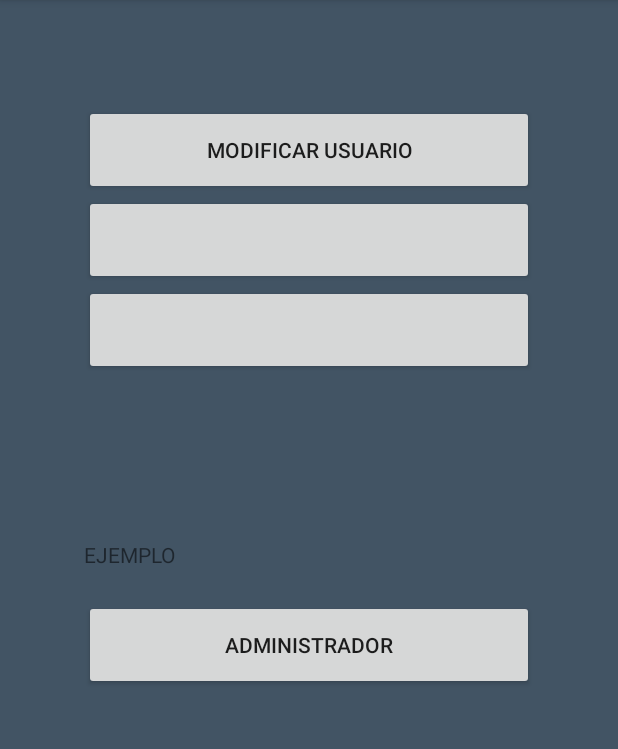
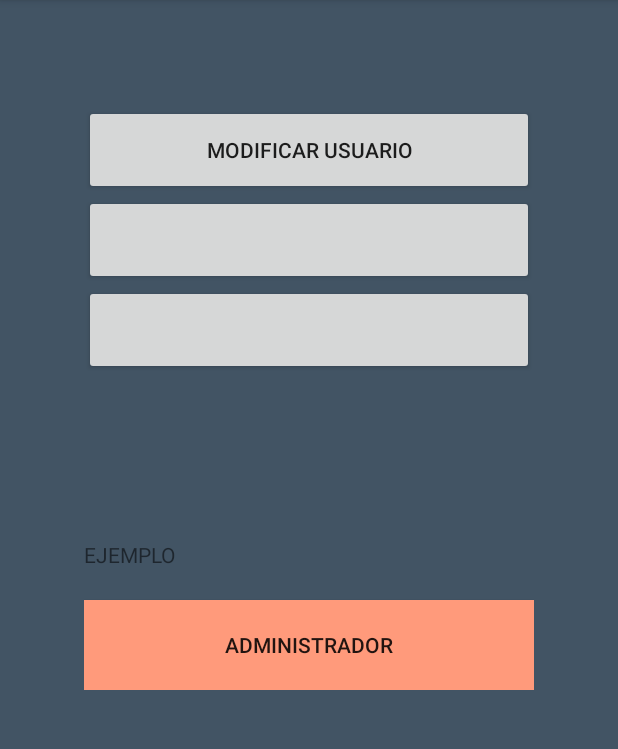
Before and after one commit to ClaudiaPC3/melifluo, an Android app: the Configuraciones screen opened directly, with no data from a screen before it, on a phone screen of 412 x 824 dp, the part 84-833 px from its top. Run offline under Robolectric (Android 15) with nearby library versions, the phone set to English and light mode, and no system bars.

```diff
--- a/app/src/main/res/layout/activity_configuraciones.xml
+++ b/app/src/main/res/layout/activity_configuraciones.xml
@@ -45,6 +45,7 @@
             android:layout_height="60dp"
             android:id="@+id/admin"
             android:text="Administrador"
+            android:background="#FFFF9A7B"
             />
     </LinearLayout>
 
```
